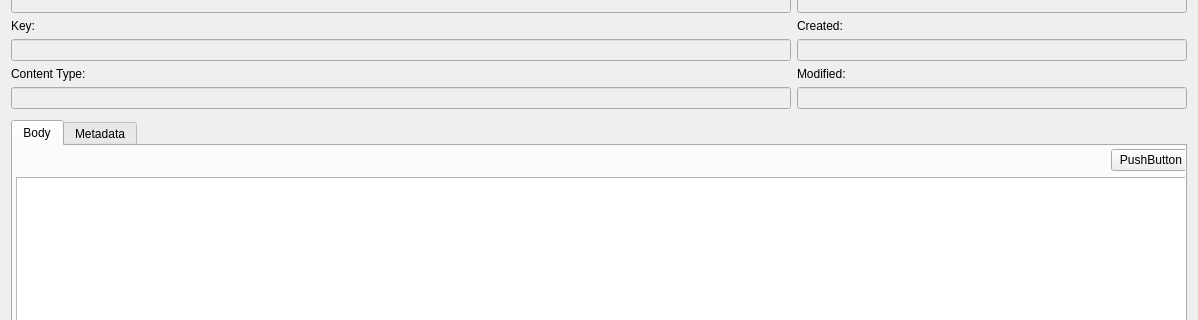
Old version of the form src/modules/s3/S3ObjectEditDialog.ui in the repository jensvogt/awsmock-qt-ui; both pictures show x 0 to 1198 and y 121 to 441 of the 1198 by 717 pixel window.
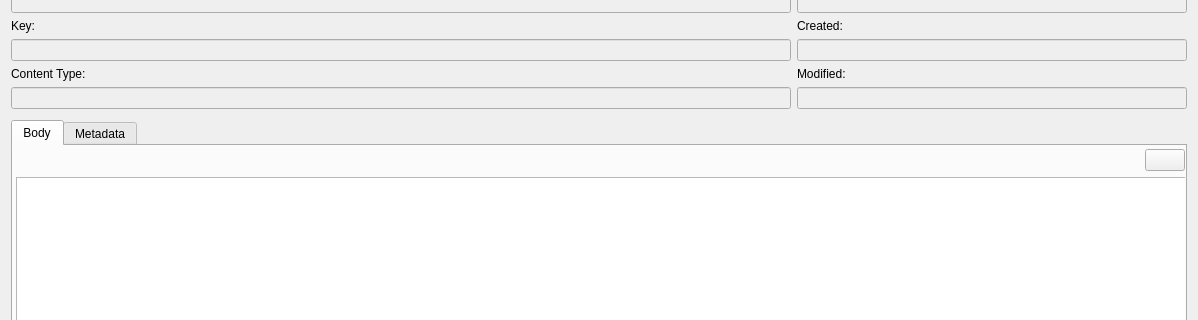
New version of the form. The open tabs and pages were chosen to show the change.

Commit message: fix: add lambda environment create button

```diff
--- a/src/modules/s3/S3ObjectEditDialog.ui
+++ b/src/modules/s3/S3ObjectEditDialog.ui
@@ -193,6 +193,9 @@
         </property>
         <item>
          <layout class="QHBoxLayout" name="horizontalLayout_2">
+          <property name="rightMargin">
+           <number>6</number>
+          </property>
           <item>
            <spacer name="horizontalSpacer_2">
             <property name="orientation">
@@ -209,7 +212,7 @@
           <item>
            <widget class="QPushButton" name="bodyRefreshButton">
             <property name="text">
-             <string>PushButton</string>
+             <string/>
             </property>
            </widget>
           </item>
```
Left out of the diff: 5 changed lines with no effect on the pictures. The commit also changes 2 other files.
